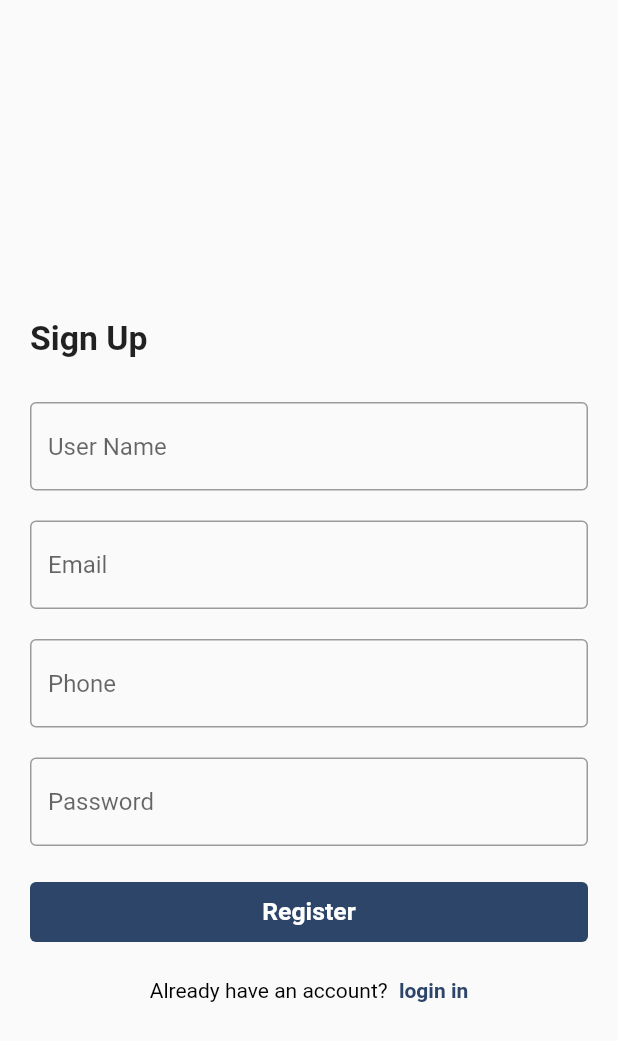
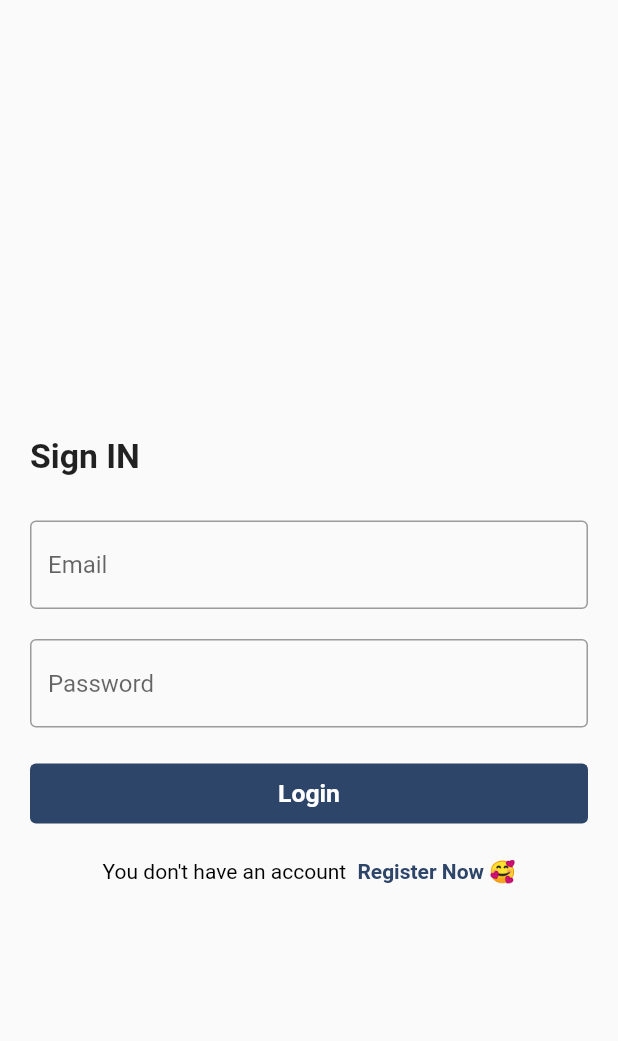
Before and after one commit to Rehab-Sobhy/Complete-Ecommerce-App, a Flutter app: the RegisterScreen screen opened directly, on a phone screen of 412 x 824 dp. Shown: the top 1041 px of the screen. Run offline on Flutter 3.47's test engine with Material 2 defaults, Android fonts, the light colour scheme and no system bars; our stand-ins replace bloc, easy_localization, flutter_bloc.

Commit message:
finish login screen

```diff
--- a/lib/auth/login.dart
+++ b/lib/auth/login.dart
@@ -1,96 +1,168 @@
-import 'package:easy_localization/easy_localization.dart';
+import 'package:flutter/cupertino.dart';
 import 'package:flutter/material.dart';
+import 'package:flutter_bloc/flutter_bloc.dart';
+import 'package:flutter_commerce_app/auth/login.dart';
+import 'package:flutter_commerce_app/core/utils/styles.dart';
+import 'package:flutter_commerce_app/home_screen/home.dart';
 
-import 'package:flutter_bloc/flutter_bloc.dart';
-import 'package:flutter_commerce_app/auth/auth_cubit/auth_states.dart';
-import 'package:flutter_commerce_app/auth/register.dart';
-import 'package:flutter_commerce_app/core/utils/styles.dart';
+import 'auth_cubit/auth_cubit.dart';
+import 'auth_cubit/auth_states.dart';
 
-import '../core/widgets/custom_texr_field.dart';
-import 'auth_cubit/auth_cubit.dart';
+class RegisterScreen extends StatelessWidget {
+  final emailController = TextEditingController();
 
-class Login_Screen extends StatefulWidget {
-  const Login_Screen({super.key});
+  final passwordController = TextEditingController();
+  final GlobalKey<FormState> formKey = GlobalKey<FormState>();
+  RegisterScreen({Key? key}) : super(key: key);
 
-  @override
-  State<Login_Screen> createState() => _Login_ScreenState();
-}
-
-class _Login_ScreenState extends State<Login_Screen> {
-  final formKey = GlobalKey<FormState>();
-  final TextEditingController nameController = TextEditingController();
-  final TextEditingController phoneController = TextEditingController();
-  final TextEditingController emailController = TextEditingController();
-  final TextEditingController passwordController = TextEditingController();
   @override
   Widget build(BuildContext context) {
     return BlocConsumer<AuthCubit, AuthState>(
-      builder: ((context, state) {
-        return Form(
-          key: formKey,
-          child: Scaffold(
-            body: Padding(
-              padding: const EdgeInsets.all(15),
-              child: Column(
-                children: [
-                  Text(
-                    "Loginnnn",
-                    style: Styles.TextStyle30,
-                  ),
-                  SizedBox(
-                    height: 30,
-                  ),
-                  CustomTextFormField(
-                    hinttext: 'User Name',
-                    text_Field_Icon: Icon(Icons.person),
-                    controller: nameController,
-                  ),
-                  SizedBox(
-                    height: 20,
-                  ),
-                  CustomTextFormField(
-                    hinttext: 'Email',
-                    text_Field_Icon: Icon(Icons.email),
-                    controller: emailController,
-                  ),
-                  SizedBox(
-                    height: 20,
-                  ),
-                  CustomTextFormField(
-                    hinttext: 'Phone',
-                    text_Field_Icon: Icon(Icons.phone),
-                    controller: phoneController,
-                  ),
-                  CustomTextFormField(
-                    hinttext: 'Password',
-                    text_Field_Icon: Icon(Icons.password_outlined),
-                    controller: passwordController,
-                  ),
-                  MaterialButton(
-                    color: Colors.deepPurple,
-                    textColor: Colors.white,
-                    onPressed: () {
-                      if (formKey.currentState!.validate()) {
-                        BlocProvider.of<AuthCubit>(context).register(
-                            name: nameController.text,
-                            phone: phoneController.text,
-                            password: passwordController.text,
-                            email: emailController.text);
-                      }
-                    },
-                    child: Text("Register"),
-                    minWidth: double.infinity,
-                  )
-                ],
+      listener: (context, state) {
+        if (state is LoginLoading) {
+          showDialog(
+            context: context,
+            builder: (context) => AlertDialog(
+              content: AnimatedContainer(
+                duration: const Duration(seconds: 1),
+                curve: Curves.easeIn,
+                child: Row(
+                  children: [
+                    const CupertinoActivityIndicator(color: mainColor),
+                    SizedBox(
+                      width: 12.5,
+                    ),
+                    const Text(
+                      "wait",
+                      style: TextStyle(fontWeight: FontWeight.w500),
+                    ),
+                  ],
+                ),
               ),
             ),
+          );
+        } else if (state is LoginFailed) {
+          showDialog(
+              context: context,
+              builder: (context) => AlertDialog(
+                      content: Text(
+                    state.message,
+                    textDirection: TextDirection.rtl,
+                  )));
+        } else if (state is LoginSuccess) {
+          Navigator.pop(context); // عشان يخرج من alertDialog
+          Navigator.pushReplacement(
+              context, MaterialPageRoute(builder: (context) => HomePage()));
+        }
+      },
+      builder: (context, state) {
+        return Scaffold(
+          appBar: AppBar(
+            backgroundColor: Colors.transparent,
+            elevation: 0,
+            leading: const Text(""),
+          ),
+          body: Center(
+            child: Padding(
+                padding: const EdgeInsets.symmetric(horizontal: 20),
+                child: Form(
+                  key: formKey,
+                  child: SingleChildScrollView(
+                    child: Column(
+                      crossAxisAlignment: CrossAxisAlignment.start,
+                      children: [
+                        Text(
+                          "Sign IN",
+                          style: TextStyle(
+                              fontSize: 22.5, fontWeight: FontWeight.bold),
+                        ),
+                        SizedBox(
+                          height: 30,
+                        ),
+                        textFormItem(
+                            hintTitle: "Email", controller: emailController),
+                        SizedBox(
+                          height: 20,
+                        ),
+                        textFormItem(
+                            hintTitle: "Password",
+                            controller: passwordController),
+                        SizedBox(
+                          height: 20,
+                        ),
+                        MaterialButton(
+                          minWidth: double.infinity,
+                          elevation: 0,
+                          height: 40,
+                          shape: RoundedRectangleBorder(
+                              borderRadius: BorderRadius.circular(4)),
+                          color: mainColor,
+                          onPressed: () {
+                            if (formKey.currentState!.validate() == true) {
+                              BlocProvider.of<AuthCubit>(context).login(
+                                  email: emailController.text,
+                                  password: passwordController.text);
+                            }
+                          },
+                          child: FittedBox(
+                              fit: BoxFit.scaleDown,
+                              child: Text(
+                                state is RegisterLoading
+                                    ? "Loading..."
+                                    : "Login",
+                                style: TextStyle(
+                                    fontWeight: FontWeight.bold,
+                                    fontSize: 16.5,
+                                    color: Colors.white),
+                              )),
+                        ),
+                        SizedBox(
+                          height: 20,
+                        ),
+                        Row(
+                          mainAxisAlignment: MainAxisAlignment.center,
+                          children: [
+                            const Text('''You don't have an account ''',
+                                style: TextStyle(color: Colors.black)),
+                            SizedBox(
+                              width: 4,
+                            ),
+                            InkWell(
+                              onTap: () {
+                                Navigator.push(
+                                    context,
+                                    MaterialPageRoute(
+                                        builder: (context) => HomePage()));
+                              },
+                              child: const Text('Register Now 🥰',
+                                  style: TextStyle(
+                                      color: mainColor,
+                                      fontWeight: FontWeight.bold)),
+                            )
+                          ],
+                        )
+                      ],
+                    ),
+                  ),
+                )),
           ),
         );
-      }),
-      listener: (context, state) {
-        if (state is RegisterSuccsess) {
-          Navigator.pushReplacement(context,
-              MaterialPageRoute(builder: (context) => RegisterScreen()));
+      },
+    );
+  }
+
+  // TextFormField Item as I use it more than one time
+  Widget textFormItem(
+      {required String hintTitle, required TextEditingController controller}) {
+    return TextFormField(
+      controller: controller,
+      decoration: InputDecoration(
+          hintText: hintTitle, border: const OutlineInputBorder()),
+      validator: (input) {
+        if (controller.text.isNotEmpty) {
+          return null;
+        } else {
+          return "$hintTitle must not be empty! 😔";
         }
       },
     );
```
Also changed, not shown: lib/auth/register.dart (+1 -20 lines).
